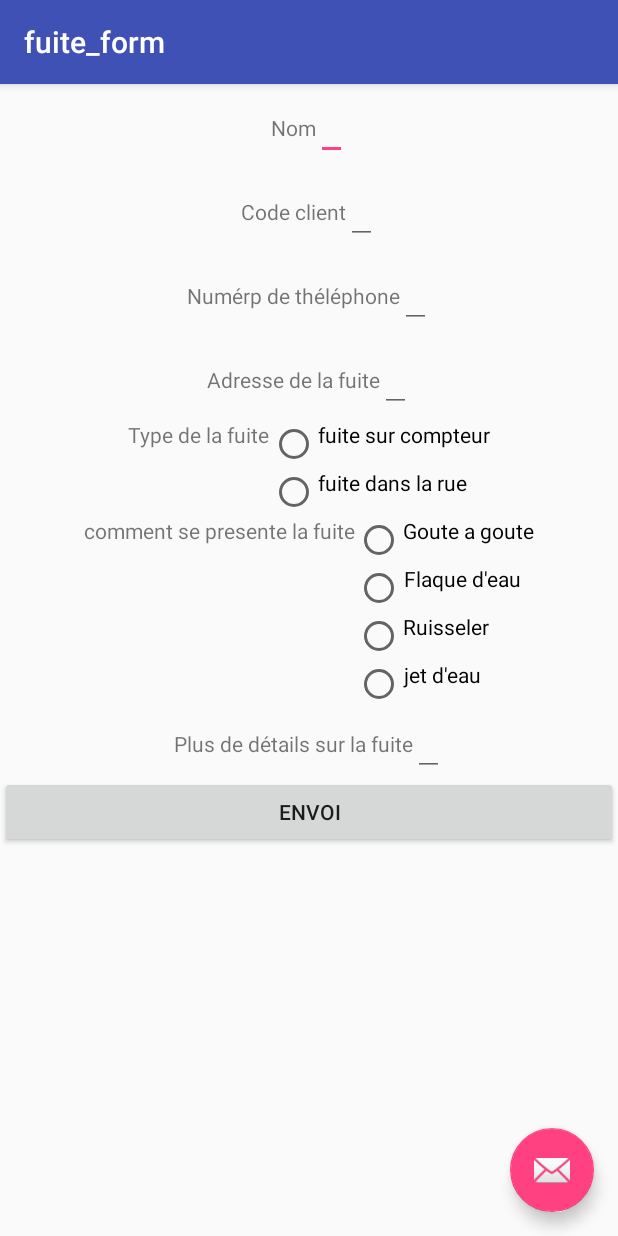
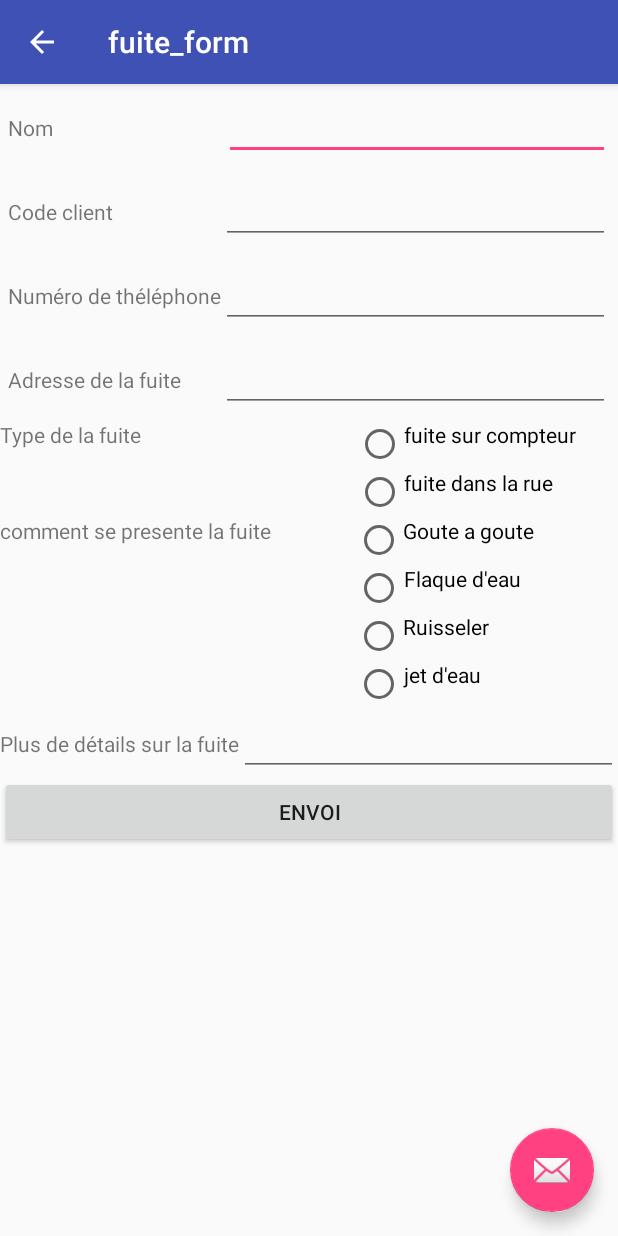
Before and after one commit to RiadBensalem/AppSingalisationFuite_Android, an Android app: the fuite_form screen opened directly, with no data from a screen before it, on a phone screen of 412 x 824 dp. Run offline under Robolectric (Android 15) with nearby library versions, the phone set to English and light mode, and no system bars.

Commit message:
completer le formulaire fuite et radio group

```diff
--- a/app/src/main/AndroidManifest.xml
+++ b/app/src/main/AndroidManifest.xml
@@ -24,7 +24,12 @@
         <activity
             android:name=".fuite_form"
             android:label="@string/title_activity_fuite_form"
-            android:theme="@style/AppTheme.NoActionBar" />
+            android:parentActivityName=".MainActivity"
+            android:theme="@style/AppTheme.NoActionBar">
+            <meta-data
+                android:name="android.support.PARENT_ACTIVITY"
+                android:value="com.example.ryad.ggg.MainActivity" />
+        </activity>
         <activity
             android:name=".assgn_form"
             android:label="@string/title_activity_assgn_form"
--- a/app/src/main/java/com/example/ryad/ggg/fuite_form.java
+++ b/app/src/main/java/com/example/ryad/ggg/fuite_form.java
@@ -6,13 +6,23 @@ import android.support.design.widget.Snackbar;
 import android.support.v7.app.AppCompatActivity;
 import android.support.v7.widget.Toolbar;
 import android.view.View;
+import android.widget.RadioButton;
+import android.widget.RadioGroup;
+import android.widget.TextView;
+import android.widget.Toast;
 
 public class fuite_form extends AppCompatActivity {
 
+    RadioGroup rg1,rg2;
+    RadioButton rb;
+    TextView tv;
     @Override
     protected void onCreate(Bundle savedInstanceState) {
         super.onCreate(savedInstanceState);
         setContentView(R.layout.activity_fuite_form);
+        rg1 = (RadioGroup) findViewById(R.id.rg1);
+        rg2 = (RadioGroup) findViewById(R.id.rg2);
+    tv=(TextView)findViewById(R.id.name);
         Toolbar toolbar = (Toolbar) findViewById(R.id.toolbar);
         setSupportActionBar(toolbar);
 
@@ -24,9 +34,16 @@ public class fuite_form extends AppCompatActivity {
                         .setAction("Action", null).show();
             }
         });
+        getSupportActionBar().setDisplayHomeAsUpEnabled(true);
     }
 
     public void sendClick(View view) {
+        int rbId = rg1.getCheckedRadioButtonId();
+        int rbId2=rg2.getCheckedRadioButtonId();
+        rb=(RadioButton) findViewById(rbId);
+        Toast.makeText(this, rb.getText(), Toast.LENGTH_SHORT).show();
+        tv.setText(rb.getText());
+
 
     }
 }
--- a/app/src/main/res/layout/content_fuite_form.xml
+++ b/app/src/main/res/layout/content_fuite_form.xml
@@ -8,13 +8,53 @@
     tools:context="com.example.ryad.ggg.fuite_form"
     tools:showIn="@layout/activity_fuite_form">
 
-    <LinearLayout android:gravity="center_horizontal"
+    <ScrollView
+        android:layout_width="match_parent"
+        android:layout_height="match_parent">
+
+        <LinearLayout android:gravity="left"
             android:layout_width="match_parent"
             android:layout_height="match_parent"
             android:orientation="vertical">
 
             <LinearLayout
-            android:layout_width="wrap_content"
+                android:layout_width="match_parent"
+                android:layout_height="wrap_content"
+                android:layout_margin="5dp"
+                android:orientation="horizontal">
+
+                <TextView
+                    android:layout_width="144dp"
+                    android:layout_height="wrap_content"
+                    android:text="Nom" />
+
+                <EditText
+                    android:id="@+id/name"
+                    android:layout_width="match_parent"
+                    android:layout_height="wrap_content" />
+
+            </LinearLayout>
+
+            <LinearLayout
+                android:layout_width="match_parent"
+                android:layout_height="wrap_content"
+                android:layout_margin="5dp"
+                android:orientation="horizontal">
+
+                <TextView
+                    android:layout_width="142dp"
+                    android:layout_height="wrap_content"
+                    android:text="Code client" />
+
+                <EditText
+                    android:id="@+id/client_code"
+                    android:layout_width="match_parent"
+                    android:layout_height="wrap_content" />
+
+            </LinearLayout>
+
+            <LinearLayout
+                android:layout_width="match_parent"
                 android:layout_height="wrap_content"
                 android:layout_margin="5dp"
                 android:orientation="horizontal">
@@ -22,77 +62,41 @@
                 <TextView
                     android:layout_width="wrap_content"
                     android:layout_height="wrap_content"
-                android:text="Nom" />
+                    android:text="Numéro de théléphone" />
 
                 <EditText
-                android:id="@+id/name"
-                android:layout_width="wrap_content"
+                    android:id="@+id/phone_num"
+                    android:layout_width="match_parent"
                     android:layout_height="wrap_content" />
 
             </LinearLayout>
 
             <LinearLayout
-            android:layout_width="wrap_content"
+                android:layout_width="match_parent"
                 android:layout_height="wrap_content"
                 android:layout_margin="5dp"
                 android:orientation="horizontal">
 
                 <TextView
-                android:layout_width="wrap_content"
+                    android:layout_width="142dp"
                     android:layout_height="wrap_content"
-                android:text="Code client" />
+                    android:text="Adresse de la fuite" />
 
                 <EditText
-                android:id="@+id/client_code"
-                android:layout_width="wrap_content"
+                    android:id="@+id/adress"
+                    android:layout_width="match_parent"
                     android:layout_height="wrap_content" />
 
             </LinearLayout>
 
             <LinearLayout
-            android:layout_width="wrap_content"
-            android:layout_height="wrap_content"
-            android:layout_margin="5dp"
-            android:orientation="horizontal">
-
-            <TextView
-                android:layout_width="wrap_content"
-                android:layout_height="wrap_content"
-                android:text="Numérp de théléphone" />
-
-            <EditText
-                android:id="@+id/phone_num"
-                android:layout_width="wrap_content"
-                android:layout_height="wrap_content" />
-
-        </LinearLayout>
-
-        <LinearLayout
-            android:layout_width="wrap_content"
-            android:layout_height="wrap_content"
-            android:layout_margin="5dp"
-            android:orientation="horizontal">
-
-            <TextView
-                android:layout_width="wrap_content"
-                android:layout_height="wrap_content"
-                android:text="Adresse de la fuite" />
-
-            <EditText
-                android:id="@+id/adress"
-                android:layout_width="wrap_content"
-                android:layout_height="wrap_content" />
-
-        </LinearLayout>
-
-        <LinearLayout
-            android:layout_width="wrap_content"
+                android:layout_width="match_parent"
                 android:layout_height="wrap_content"
                 android:orientation="horizontal">
 
                 <TextView
                     android:id="@+id/textView2"
-                android:layout_width="wrap_content"
+                    android:layout_width="210dp"
                     android:layout_height="wrap_content"
                     android:layout_weight="1"
                     android:text="Type de la fuite" />
@@ -103,8 +107,15 @@
                     android:layout_weight="1"
                     android:orientation="vertical">
 
+
+
+                    <RadioGroup
+                        android:layout_width="match_parent"
+                        android:layout_height="match_parent"
+                        android:id="@+id/rg1">
+
                         <RadioButton
-                    android:id="@+id/radioButton"
+                            android:id="@+id/radioButton1"
                             android:layout_width="wrap_content"
                             android:layout_height="wrap_content"
                             android:gravity="right"
@@ -116,11 +127,12 @@
                             android:layout_height="wrap_content"
                             android:gravity="right"
                             android:text="fuite dans la rue" />
+                    </RadioGroup>
                 </LinearLayout>
             </LinearLayout>
 
             <LinearLayout
-            android:layout_width="wrap_content"
+                android:layout_width="match_parent"
                 android:layout_height="wrap_content"
                 android:orientation="horizontal">
 
@@ -137,6 +149,12 @@
                     android:layout_weight="1"
                     android:orientation="vertical">
 
+
+
+                    <RadioGroup
+                        android:layout_width="match_parent"
+                        android:layout_height="match_parent"
+                        android:id="@+id/rg2">
                         <RadioButton
                             android:id="@+id/radioButton3"
                             android:layout_width="wrap_content"
@@ -162,22 +180,25 @@
                             android:layout_height="wrap_content"
                             android:gravity="right"
                             android:text="jet d'eau" />
+                    </RadioGroup>
 
                 </LinearLayout>
             </LinearLayout>
 
             <LinearLayout
-            android:layout_width="wrap_content"
+                android:layout_width="match_parent"
                 android:layout_height="wrap_content"
                 android:orientation="horizontal">
+
                 <TextView
                     android:layout_width="wrap_content"
                     android:layout_height="wrap_content"
-                android:text="Plus de détails sur la fuite"/>
+                    android:text="Plus de détails sur la fuite" />
+
                 <EditText
-                android:layout_width="wrap_content"
-                android:layout_height="wrap_content"
-                android:id="@+id/details"/>
+                    android:id="@+id/details"
+                    android:layout_width="match_parent"
+                    android:layout_height="wrap_content" />
             </LinearLayout>
 
             <Button
@@ -187,4 +208,7 @@
                 android:text="envoi"
                 android:onClick="sendClick"/>
         </LinearLayout>
+    </ScrollView>
+
+
 </android.support.constraint.ConstraintLayout>
--- a/app/src/main/res/layout/content_main.xml
+++ b/app/src/main/res/layout/content_main.xml
@@ -8,21 +8,24 @@
     tools:context="com.example.ryad.ggg.MainActivity"
     tools:showIn="@layout/activity_main">
 
+
+    <LinearLayout
+        android:layout_width="match_parent"
+        android:layout_height="match_parent"
+        android:orientation="vertical"
+        android:gravity="center">
         <Button
             android:id="@+id/fuite_form_button"
-        android:layout_width="wrap_content"
+            android:layout_width="220dp"
             android:layout_height="wrap_content"
             android:text="signaler une fuite"
-        tools:layout_editor_absoluteX="111dp"
-        tools:layout_editor_absoluteY="144dp"
             android:onClick="fuiteClick"/>
 
         <Button
             android:id="@+id/assgn_form_button"
-        android:layout_width="wrap_content"
+            android:layout_width="220dp"
             android:layout_height="wrap_content"
             android:text="signaler un assignissment"
-        tools:layout_editor_absoluteX="79dp"
-        tools:layout_editor_absoluteY="211dp"
             android:onClick="assgnClick"/>
+    </LinearLayout>
 </android.support.constraint.ConstraintLayout>
```
Lines whose indentation alone changed are shown as unchanged.
